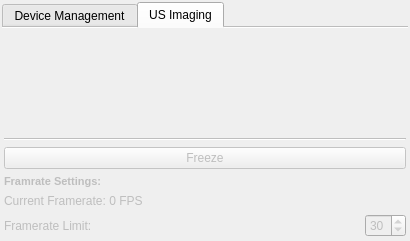
Above: Plugins/org.mitk.gui.qt.ultrasound/src/internal/UltrasoundSupportControls.ui from MITK/MITK before the change. Below: the same form after it.
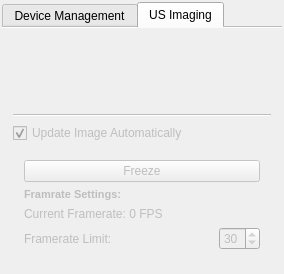
That is the form after the change. The open tabs and pages were chosen to show the change. Icons and pictures are not drawn. Custom widgets are drawn as their Qt base class.

Commit message: added feature to stop update stream to save runtime if the stream is updated somewhere else

```diff
--- a/Plugins/org.mitk.gui.qt.ultrasound/src/internal/UltrasoundSupportControls.ui
+++ b/Plugins/org.mitk.gui.qt.ultrasound/src/internal/UltrasoundSupportControls.ui
@@ -6,8 +6,8 @@
    <rect>
     <x>0</x>
     <y>0</y>
-    <width>410</width>
-    <height>241</height>
+    <width>284</width>
+    <height>274</height>
    </rect>
   </property>
   <property name="minimumSize">
@@ -130,10 +130,7 @@
       <attribute name="title">
        <string>US Imaging</string>
       </attribute>
-      <layout class="QVBoxLayout" name="verticalLayout_6">
-       <property name="margin">
-        <number>2</number>
-       </property>
+      <layout class="QVBoxLayout" name="verticalLayout_7">
        <item>
         <layout class="QVBoxLayout" name="probesWidgetContainer"/>
        </item>
@@ -161,6 +158,19 @@
         </widget>
        </item>
        <item>
+        <widget class="QCheckBox" name="m_RunImageTimer">
+         <property name="text">
+          <string>Update Image Automatically</string>
+         </property>
+         <property name="checked">
+          <bool>true</bool>
+         </property>
+        </widget>
+       </item>
+       <item>
+        <widget class="QWidget" name="m_TimerWidget" native="true">
+         <layout class="QVBoxLayout" name="verticalLayout_6">
+          <item>
         <widget class="QPushButton" name="m_FreezeButton">
          <property name="text">
           <string>Freeze</string>
@@ -225,6 +235,9 @@
           </widget>
          </item>
         </layout>
+          </item>
+         </layout>
+        </widget>
        </item>
       </layout>
      </widget>
```
Lines whose indentation alone changed are shown as unchanged. The commit also changes 1 other file.
